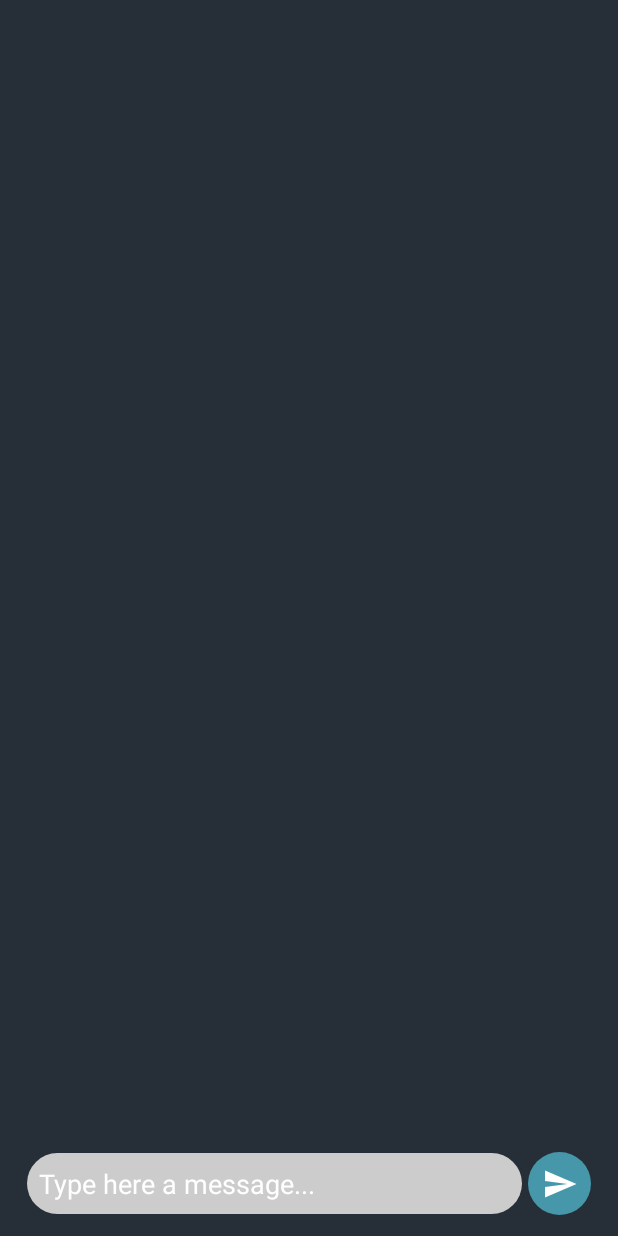
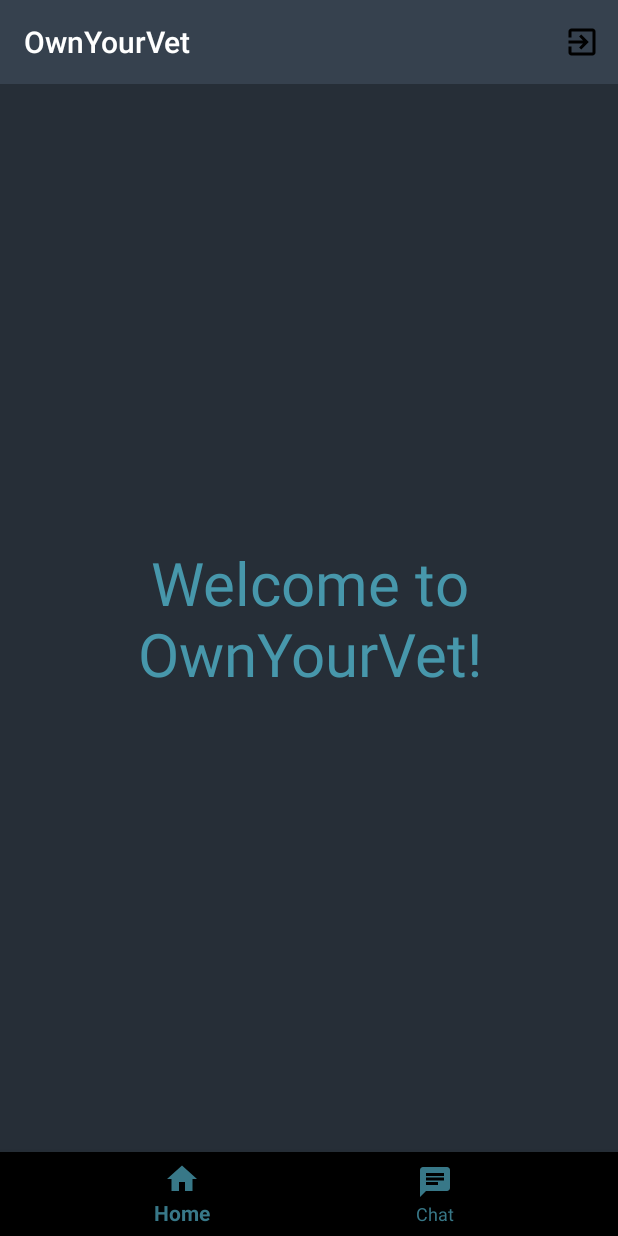
Before and after one commit to EdwinLovo/OwnYourVet, an Android app: the screen it shows after launch once a user with an empty profile is signed in (MainActivity), on a phone screen of 412 x 824 dp. Run offline under Robolectric (Android 15) with nearby library versions, the phone set to English and light mode, and no system bars; our stand-ins replace Firebase (no records; nobody signed in at launch, a user with empty details on screens opened directly), navigation-ui; 2 statements that could not run were skipped.

Commit message:
Navigation editor finished, logout working

```diff
--- /dev/null
+++ b/app/src/main/java/com/pdm/ownyourvet/Fragments/HomeFragment.kt
@@ -0,0 +1,21 @@
+package com.pdm.ownyourvet.Fragments
+
+
+import android.os.Bundle
+import androidx.fragment.app.Fragment
+import android.view.LayoutInflater
+import android.view.View
+import android.view.ViewGroup
+
+import com.pdm.ownyourvet.R
+
+class HomeFragment : Fragment() {
+
+    override fun onCreateView(inflater: LayoutInflater, container: ViewGroup?,
+                              savedInstanceState: Bundle?): View? {
+        // Inflate the layout for this fragment
+        return inflater.inflate(R.layout.fragment_home, container, false)
+    }
+
+
+}
--- a/app/src/main/java/com/pdm/ownyourvet/MainActivity.kt
+++ b/app/src/main/java/com/pdm/ownyourvet/MainActivity.kt
@@ -3,6 +3,11 @@ package com.pdm.ownyourvet
 import android.net.Uri
 import androidx.appcompat.app.AppCompatActivity
 import android.os.Bundle
+import android.view.Menu
+import android.view.MenuItem
+import androidx.navigation.NavController
+import androidx.navigation.Navigation
+import androidx.navigation.ui.NavigationUI
 import com.google.firebase.auth.FirebaseAuth
 import com.pdm.ownyourvet.Activities.LoginActivity
 import com.pdm.ownyourvet.Fragments.ChatFragment
@@ -19,13 +24,59 @@ class MainActivity : AppCompatActivity(), ChatFragment.OnFragmentInteractionList
     override fun onCreate(savedInstanceState: Bundle?) {
         super.onCreate(savedInstanceState)
         setContentView(R.layout.activity_main)
+        setSupportActionBar(toolbar)
 
+        val navController = Navigation.findNavController(this, R.id.nav_host_fragment)
+
+        setUpBottomNavMenu(navController)
+        setUpSideNavigationMenu(navController)
+        setUpActionBar(navController)
+/*
         val chatFragment = ChatFragment()
-        supportFragmentManager.beginTransaction().add(R.id.framelayoutContainer,chatFragment).commit()
+        supportFragmentManager.beginTransaction().add(R.id.framelayoutContainer,chatFragment).commit()*/
 
         /*button_SignOut_MainActivity.setOnClickListener {
             mAuth.signOut()
             goToActivity<LoginActivity>()
         }*/
     }
+
+    override fun onCreateOptionsMenu(menu: Menu?): Boolean {
+        menuInflater.inflate(R.menu.toolbar_menu,menu)
+        return true
+    }
+
+    override fun onOptionsItemSelected(item: MenuItem?): Boolean {
+        when(item?.itemId){
+            R.id.exit -> {
+                mAuth.signOut()
+                goToActivity<LoginActivity>()
+                return true
+            }
+            else -> {
+                return super.onOptionsItemSelected(item)
+            }
+        }
+    }
+
+    override fun onSupportNavigateUp(): Boolean {
+        return NavigationUI.navigateUp(Navigation.findNavController(this, R.id.nav_host_fragment), drawer_layout)
+    }
+
+    private fun setUpBottomNavMenu(navController: NavController){
+        bottom_nav?.let {
+            NavigationUI.setupWithNavController(it, navController)
+        }
+    }
+
+    private fun setUpSideNavigationMenu(navController: NavController){
+        nav_view?.let {
+            NavigationUI.setupWithNavController(it, navController)
+        }
+    }
+
+    private fun setUpActionBar(navController: NavController){
+        NavigationUI.setupActionBarWithNavController(this, navController, drawer_layout)
+    }
+
 }
--- /dev/null
+++ b/app/src/main/res/drawable/ic_chat_black_24dp.xml
@@ -0,0 +1,9 @@
+<vector xmlns:android="http://schemas.android.com/apk/res/android"
+        android:width="24dp"
+        android:height="24dp"
+        android:viewportWidth="24.0"
+        android:viewportHeight="24.0">
+    <path
+        android:fillColor="#FF000000"
+        android:pathData="M20,2L4,2c-1.1,0 -1.99,0.9 -1.99,2L2,22l4,-4h14c1.1,0 2,-0.9 2,-2L22,4c0,-1.1 -0.9,-2 -2,-2zM6,9h12v2L6,11L6,9zM14,14L6,14v-2h8v2zM18,8L6,8L6,6h12v2z"/>
+</vector>
--- /dev/null
+++ b/app/src/main/res/drawable/ic_exit_to_app_black_24dp.xml
@@ -0,0 +1,9 @@
+<vector xmlns:android="http://schemas.android.com/apk/res/android"
+        android:width="24dp"
+        android:height="24dp"
+        android:viewportWidth="24.0"
+        android:viewportHeight="24.0">
+    <path
+        android:fillColor="#FF000000"
+        android:pathData="M10.09,15.59L11.5,17l5,-5 -5,-5 -1.41,1.41L12.67,11H3v2h9.67l-2.58,2.59zM19,3H5c-1.11,0 -2,0.9 -2,2v4h2V5h14v14H5v-4H3v4c0,1.1 0.89,2 2,2h14c1.1,0 2,-0.9 2,-2V5c0,-1.1 -0.9,-2 -2,-2z"/>
+</vector>
--- /dev/null
+++ b/app/src/main/res/drawable/ic_home_black_24dp.xml
@@ -0,0 +1,9 @@
+<vector xmlns:android="http://schemas.android.com/apk/res/android"
+        android:width="24dp"
+        android:height="24dp"
+        android:viewportWidth="24.0"
+        android:viewportHeight="24.0">
+    <path
+        android:fillColor="#FF000000"
+        android:pathData="M10,20v-6h4v6h5v-8h3L12,3 2,12h3v8z"/>
+</vector>
--- /dev/null
+++ b/app/src/main/res/layout-land/activity_main.xml
@@ -0,0 +1,46 @@
+<?xml version="1.0" encoding="utf-8"?>
+<androidx.drawerlayout.widget.DrawerLayout xmlns:android="http://schemas.android.com/apk/res/android"
+    xmlns:tools="http://schemas.android.com/tools"
+    android:layout_width="match_parent"
+    android:layout_height="match_parent"
+    xmlns:app="http://schemas.android.com/apk/res-auto"
+    android:orientation="vertical"
+    android:gravity="center"
+    android:background="@color/colorPrimaryDark"
+    android:id="@+id/drawer_layout"
+    tools:context=".MainActivity">
+
+    <LinearLayout
+        android:layout_width="match_parent"
+        android:layout_height="match_parent"
+        android:orientation="vertical">
+
+        <androidx.appcompat.widget.Toolbar
+            android:id="@+id/toolbar"
+            android:layout_width="match_parent"
+            android:layout_height="wrap_content"
+            app:titleTextColor="@color/colorPrimaryText"
+            android:background="?colorPrimary" />
+
+        <fragment
+            android:id="@+id/nav_host_fragment"
+            android:layout_width="match_parent"
+            android:layout_height="0dp"
+            android:layout_weight="1"
+            android:name="androidx.navigation.fragment.NavHostFragment"
+            app:navGraph="@navigation/app_navigation"
+            app:defaultNavHost="true" />
+
+    </LinearLayout>
+
+
+    <com.google.android.material.navigation.NavigationView
+        android:id="@+id/nav_view"
+        android:layout_width="wrap_content"
+        android:layout_height="match_parent"
+        android:layout_gravity="start"
+        app:menu="@menu/navigation_menu" />
+
+
+
+</androidx.drawerlayout.widget.DrawerLayout>
--- a/app/src/main/res/layout/activity_main.xml
+++ b/app/src/main/res/layout/activity_main.xml
@@ -1,35 +1,37 @@
 <?xml version="1.0" encoding="utf-8"?>
-<LinearLayout
-        xmlns:android="http://schemas.android.com/apk/res/android"
+<LinearLayout xmlns:android="http://schemas.android.com/apk/res/android"
     xmlns:tools="http://schemas.android.com/tools"
     android:layout_width="match_parent"
     android:layout_height="match_parent"
+    xmlns:app="http://schemas.android.com/apk/res-auto"
     android:orientation="vertical"
     android:gravity="center"
     android:background="@color/colorPrimaryDark"
     tools:context=".MainActivity">
-<!--
-    <TextView
-            android:layout_width="wrap_content"
+
+    <androidx.appcompat.widget.Toolbar
+        android:id="@+id/toolbar"
+        android:layout_width="match_parent"
         android:layout_height="wrap_content"
-            android:text="Welcome to OwnYourVet!"
-        android:gravity="center"
-        android:textColor="@color/colorAccent"
-        android:textSize="40sp"/>
+        app:titleTextColor="@color/colorPrimaryText"
+        android:background="?colorPrimary" />
 
-        <Button
-            android:id="@+id/button_SignOut_MainActivity"
+
+    <fragment
+        android:id="@+id/nav_host_fragment"
         android:layout_width="match_parent"
-            android:layout_height="@dimen/login_button_xl_height"
-            android:text="Sign Out"
-            android:textSize="20sp"
-            android:layout_marginTop="30dp"
-            android:layout_marginLeft="32dp"
-            android:layout_marginRight="32dp"
-            android:background="@drawable/button_ripple_google"/>-->
+        android:layout_height="0dp"
+        android:layout_weight="1"
+        android:name="androidx.navigation.fragment.NavHostFragment"
+        app:navGraph="@navigation/app_navigation"
+        app:defaultNavHost="true" />
 
-    <FrameLayout
-        android:id="@+id/framelayoutContainer"
+    <com.google.android.material.bottomnavigation.BottomNavigationView
+        android:id="@+id/bottom_nav"
         android:layout_width="match_parent"
-        android:layout_height="match_parent"/>
+        android:layout_height="wrap_content"
+        app:itemTextColor="@color/colorAccentDark"
+        app:itemIconTint="@color/colorAccentDark"
+        app:menu="@menu/navigation_menu"/>
+
 </LinearLayout>
--- /dev/null
+++ b/app/src/main/res/layout/fragment_home.xml
@@ -0,0 +1,17 @@
+<?xml version="1.0" encoding="utf-8"?>
+<FrameLayout xmlns:android="http://schemas.android.com/apk/res/android"
+    xmlns:tools="http://schemas.android.com/tools"
+    android:layout_width="match_parent"
+    android:layout_height="match_parent"
+    tools:context=".Fragments.HomeFragment">
+
+    <TextView
+        android:layout_gravity="center"
+        android:layout_width="wrap_content"
+        android:layout_height="wrap_content"
+        android:text="Welcome to OwnYourVet!"
+        android:gravity="center"
+        android:textColor="@color/colorAccent"
+        android:textSize="40sp"/>
+
+</FrameLayout>
--- a/app/src/main/res/menu/navigation_menu.xml
+++ b/app/src/main/res/menu/navigation_menu.xml
@@ -1,4 +1,14 @@
 <?xml version="1.0" encoding="utf-8"?>
 <menu xmlns:android="http://schemas.android.com/apk/res/android">
 
+    <item
+        android:id="@+id/destination_home"
+        android:icon="@drawable/ic_home_black_24dp"
+        android:title="Home"/>
+
+    <item
+        android:id="@+id/destination_chat"
+        android:icon="@drawable/ic_chat_black_24dp"
+        android:title="Chat"/>
+
 </menu>
--- a/app/src/main/res/menu/toolbar_menu.xml
+++ b/app/src/main/res/menu/toolbar_menu.xml
@@ -1,4 +1,12 @@
 <?xml version="1.0" encoding="utf-8"?>
-<menu xmlns:android="http://schemas.android.com/apk/res/android">
+<menu xmlns:android="http://schemas.android.com/apk/res/android"
+    xmlns:app="http://schemas.android.com/apk/res-auto">
+
+    <item
+        android:id="@+id/exit"
+        app:showAsAction="ifRoom"
+        android:icon="@drawable/ic_exit_to_app_black_24dp"
+        android:iconTint="@color/colorPrimaryText"
+        android:title="Exit"/>
 
 </menu>
--- /dev/null
+++ b/app/src/main/res/navigation/app_navigation.xml
@@ -0,0 +1,18 @@
+<?xml version="1.0" encoding="utf-8"?>
+<navigation xmlns:android="http://schemas.android.com/apk/res/android"
+    xmlns:app="http://schemas.android.com/apk/res-auto"
+    xmlns:tools="http://schemas.android.com/tools"
+    android:id="@+id/app_navigation"
+    app:startDestination="@id/destination_home">
+
+    <fragment
+        android:id="@+id/destination_home"
+        android:name="com.pdm.ownyourvet.Fragments.HomeFragment"
+        android:label="Home"
+        tools:layout="@layout/fragment_home" />
+    <fragment
+        android:id="@+id/destination_chat"
+        android:name="com.pdm.ownyourvet.Fragments.ChatFragment"
+        android:label="Chat"
+        tools:layout="@layout/fragment_chat" />
+</navigation>
```
Lines whose indentation alone changed are shown as unchanged.
